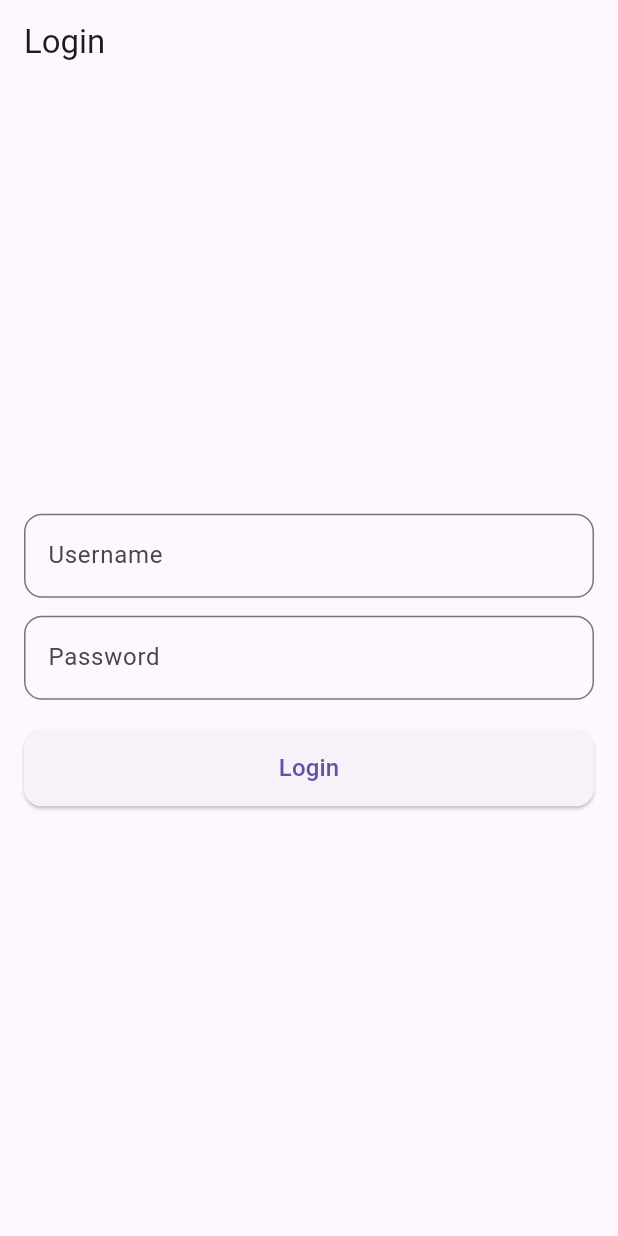
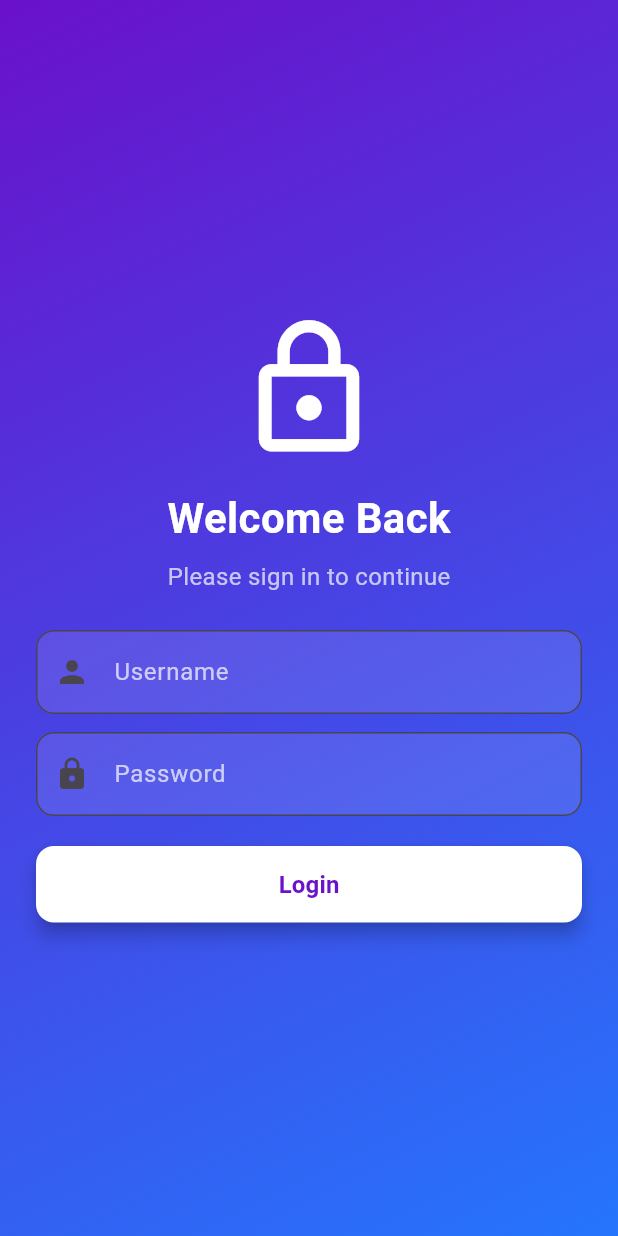
Before and after one commit to Alternate-account-01/FlutterGroupProject, a Flutter app: the screen it shows after launch, on a phone screen of 412 x 824 dp. Run offline on Flutter 3.47's test engine with Material 3 defaults, Android fonts, the phone set to English and light mode, and no system bars; our stand-ins replace get.

Commit message:
feat(ui): styling login

```diff
--- a/lib/pages/login_page.dart
+++ b/lib/pages/login_page.dart
@@ -1,9 +1,8 @@
 import 'package:flutter/material.dart';
 import 'package:get/get.dart';
-import 'package:get/get_core/src/get_main.dart';
 import '../controllers/login_controller.dart';
-import '../widgets/primary_button.dart';
-import '../widgets/input_field.dart';
+import '../widgets/PrimaryButton.dart';
+import '../widgets/InputField.dart';
 
 class LoginPage extends StatelessWidget {
   final TextEditingController usernameController = TextEditingController();
@@ -13,15 +12,42 @@ class LoginPage extends StatelessWidget {
   @override
   Widget build(BuildContext context) {
     return Scaffold(
-      appBar: AppBar(title: const Text("Login")),
-      body: Padding(
-        padding: const EdgeInsets.all(16.0),
+      body: Container(
+        decoration: const BoxDecoration(
+          gradient: LinearGradient(
+            colors: [Color(0xFF6A11CB), Color(0xFF2575FC)],
+            begin: Alignment.topLeft,
+            end: Alignment.bottomRight,
+          ),
+        ),
+        child: Center(
+          child: SingleChildScrollView(
+            padding: const EdgeInsets.symmetric(horizontal: 24),
             child: Column(
-          mainAxisAlignment: MainAxisAlignment.center,
+              mainAxisSize: MainAxisSize.min,
               children: [
-            InputField(controller: usernameController, hint: "Username"),
+                const Icon(Icons.lock_outline, size: 100, color: Colors.white),
+                const SizedBox(height: 16),
+                const Text(
+                  "Welcome Back",
+                  style: TextStyle(
+                    fontSize: 28,
+                    fontWeight: FontWeight.bold,
+                    color: Colors.white,
+                  ),
+                ),
+                const SizedBox(height: 8),
+                const Text(
+                  "Please sign in to continue",
+                  style: TextStyle(
+                    fontSize: 16,
+                    color: Colors.white70,
+                  ),
+                ),
+                const SizedBox(height: 24),
+                InputField(controller: usernameController, hint: "Username", icon: Icons.person),
                 const SizedBox(height: 12),
-            InputField(controller: passwordController, hint: "Password", obscureText: true),
+                InputField(controller: passwordController, hint: "Password", obscureText: true, icon: Icons.lock),
                 const SizedBox(height: 20),
                 PrimaryButton(
                   text: "Login",
@@ -31,8 +57,10 @@ class LoginPage extends StatelessWidget {
                       passwordController.text,
                     );
                   },
-            )
+                ),
               ],
+            ),
+          ),
         ),
       ),
     );
--- a/lib/widgets/input_field.dart
+++ b/lib/widgets/InputField.dart
@@ -4,12 +4,14 @@ class InputField extends StatelessWidget {
   final TextEditingController controller;
   final String hint;
   final bool obscureText;
+  final IconData? icon;
 
   const InputField({
     super.key,
     required this.controller,
     required this.hint,
     this.obscureText = false,
+    this.icon,
   });
 
   @override
@@ -19,8 +21,13 @@ class InputField extends StatelessWidget {
       obscureText: obscureText,
       decoration: InputDecoration(
         hintText: hint,
+        prefixIcon: icon != null ? Icon(icon) : null,
         border: OutlineInputBorder(borderRadius: BorderRadius.circular(12)),
+        filled: true,
+        fillColor: Colors.white.withOpacity(0.1),
+        hintStyle: const TextStyle(color: Colors.white70),
       ),
+      style: const TextStyle(color: Colors.white),
     );
   }
 }
--- a/lib/widgets/primary_button.dart
+++ b/lib/widgets/PrimaryButton.dart
@@ -13,10 +13,13 @@ class PrimaryButton extends StatelessWidget {
       child: ElevatedButton(
         onPressed: onPressed,
         style: ElevatedButton.styleFrom(
+          backgroundColor: Colors.white,
+          foregroundColor: const Color(0xFF6A11CB),
           shape: RoundedRectangleBorder(borderRadius: BorderRadius.circular(12)),
           padding: const EdgeInsets.symmetric(vertical: 14),
+          elevation: 5,
         ),
-        child: Text(text, style: const TextStyle(fontSize: 16)),
+        child: Text(text, style: const TextStyle(fontSize: 16, fontWeight: FontWeight.bold)),
       ),
     );
   }
```
Lines whose indentation alone changed are shown as unchanged.
